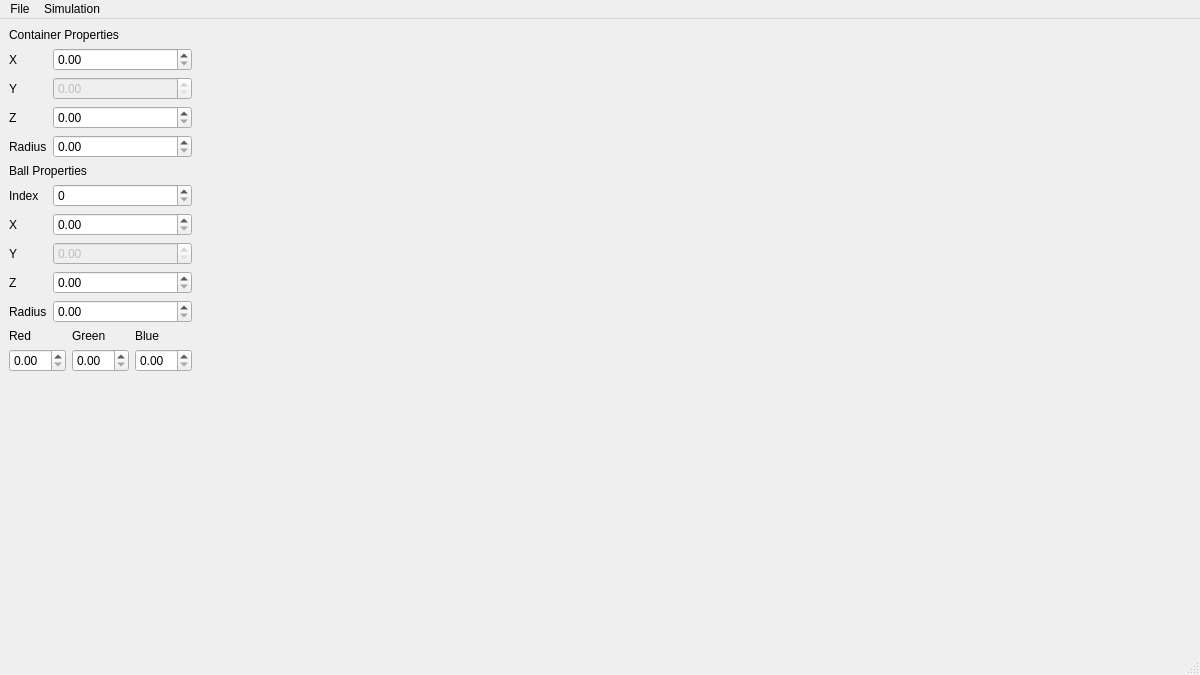
This is mainwindowform.ui in Lukrative525/Bounce as Qt 5 draws it before an edit. The edited form follows.
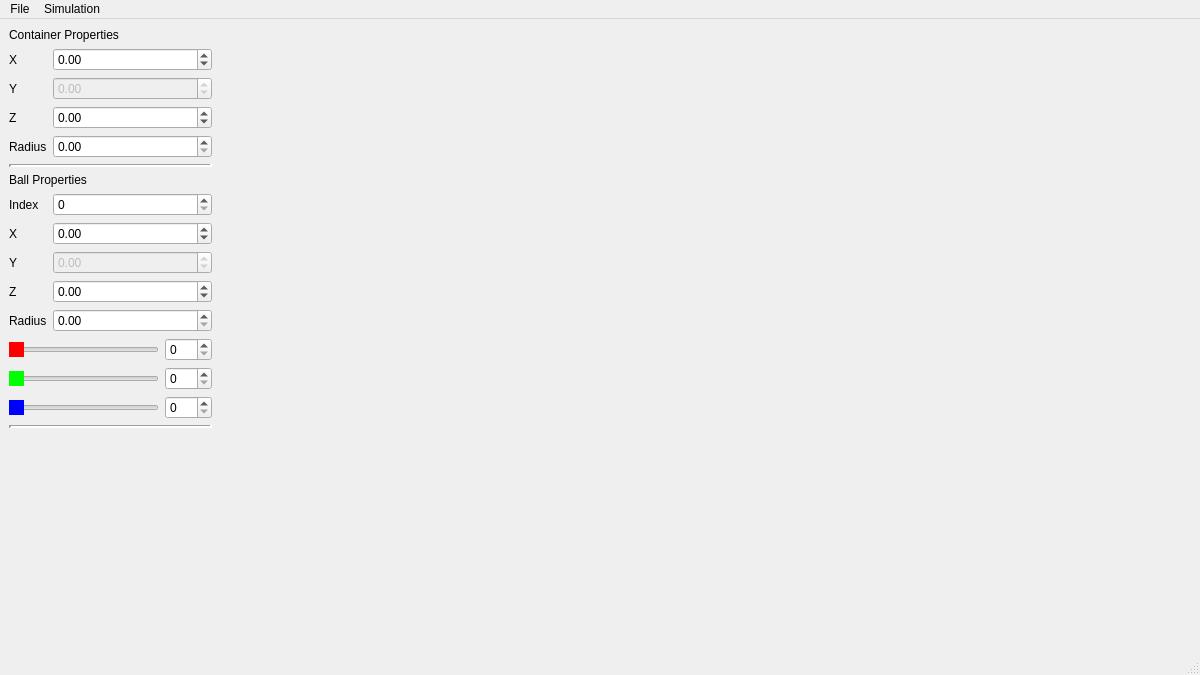
This is the edited form. Icons and pictures are not drawn.

Commit message: work on properties panel

Diff of the .ui file:
```diff
--- a/mainwindowform.ui
+++ b/mainwindowform.ui
@@ -78,13 +78,26 @@
          </widget>
         </item>
         <item row="2" column="1">
-         <widget class="QDoubleSpinBox" name="containerZDoubleSpinBox"/>
+         <widget class="QDoubleSpinBox" name="containerZDoubleSpinBox">
+          <property name="minimum">
+           <double>-100.000000000000000</double>
+          </property>
+          <property name="maximum">
+           <double>100.000000000000000</double>
+          </property>
+         </widget>
         </item>
         <item row="1" column="1">
          <widget class="QDoubleSpinBox" name="containerYDoubleSpinBox">
           <property name="enabled">
            <bool>false</bool>
           </property>
+          <property name="minimum">
+           <double>-100.000000000000000</double>
+          </property>
+          <property name="maximum">
+           <double>100.000000000000000</double>
+          </property>
          </widget>
         </item>
         <item row="0" column="1">
@@ -95,6 +108,12 @@
             <verstretch>0</verstretch>
            </sizepolicy>
           </property>
+          <property name="minimum">
+           <double>-100.000000000000000</double>
+          </property>
+          <property name="maximum">
+           <double>100.000000000000000</double>
+          </property>
          </widget>
         </item>
         <item row="3" column="0">
@@ -111,10 +130,24 @@
          </widget>
         </item>
         <item row="3" column="1">
-         <widget class="QDoubleSpinBox" name="radiusDoubleSpinBox"/>
+         <widget class="QDoubleSpinBox" name="radiusDoubleSpinBox">
+          <property name="maximum">
+           <double>10.000000000000000</double>
+          </property>
+         </widget>
         </item>
        </layout>
       </item>
+      <item>
+       <widget class="Line" name="line">
+        <property name="lineWidth">
+         <number>3</number>
+        </property>
+        <property name="orientation">
+         <enum>Qt::Orientation::Horizontal</enum>
+        </property>
+       </widget>
+      </item>
       <item>
        <widget class="QLabel" name="ballPropertiesLabel">
         <property name="text">
@@ -125,7 +158,14 @@
       <item>
        <layout class="QGridLayout" name="ballPropertiesLayout">
         <item row="3" column="1">
-         <widget class="QDoubleSpinBox" name="doubleSpinBox_4"/>
+         <widget class="QDoubleSpinBox" name="doubleSpinBox_4">
+          <property name="minimum">
+           <double>-100.000000000000000</double>
+          </property>
+          <property name="maximum">
+           <double>100.000000000000000</double>
+          </property>
+         </widget>
         </item>
         <item row="0" column="0">
          <widget class="QLabel" name="ballIndexLabel">
@@ -145,6 +185,12 @@
           <property name="enabled">
            <bool>false</bool>
           </property>
+          <property name="minimum">
+           <double>-100.000000000000000</double>
+          </property>
+          <property name="maximum">
+           <double>100.000000000000000</double>
+          </property>
          </widget>
         </item>
         <item row="3" column="0">
@@ -174,7 +220,14 @@
          </widget>
         </item>
         <item row="1" column="1">
-         <widget class="QDoubleSpinBox" name="doubleSpinBox_2"/>
+         <widget class="QDoubleSpinBox" name="doubleSpinBox_2">
+          <property name="minimum">
+           <double>-100.000000000000000</double>
+          </property>
+          <property name="maximum">
+           <double>100.000000000000000</double>
+          </property>
+         </widget>
         </item>
         <item row="2" column="0">
          <widget class="QLabel" name="ballYLabel">
@@ -190,10 +243,18 @@
          </widget>
         </item>
         <item row="0" column="1">
-         <widget class="QSpinBox" name="indexSpinBox"/>
+         <widget class="QSpinBox" name="indexSpinBox">
+          <property name="maximum">
+           <number>1000000</number>
+          </property>
+         </widget>
         </item>
         <item row="4" column="1">
-         <widget class="QDoubleSpinBox" name="doubleSpinBox_5"/>
+         <widget class="QDoubleSpinBox" name="doubleSpinBox_5">
+          <property name="maximum">
+           <double>10.000000000000000</double>
+          </property>
+         </widget>
         </item>
         <item row="4" column="0">
          <widget class="QLabel" name="ballRadiusLabel">
@@ -212,38 +273,120 @@
       </item>
       <item>
        <layout class="QGridLayout" name="ballColorLayout">
+        <item row="3" column="0">
+         <widget class="QSlider" name="blueHorizontalSlider">
+          <property name="sizePolicy">
+           <sizepolicy hsizetype="Preferred" vsizetype="Fixed">
+            <horstretch>0</horstretch>
+            <verstretch>0</verstretch>
+           </sizepolicy>
+          </property>
+          <property name="minimumSize">
+           <size>
+            <width>150</width>
+            <height>0</height>
+           </size>
+          </property>
+          <property name="styleSheet">
+           <string notr="true">QSlider::handle:horizontal {
+    background: #0000FF;
+}</string>
+          </property>
+          <property name="maximum">
+           <number>255</number>
+          </property>
+          <property name="orientation">
+           <enum>Qt::Orientation::Horizontal</enum>
+          </property>
+         </widget>
+        </item>
         <item row="0" column="1">
-         <widget class="QLabel" name="greenLabel">
-          <property name="text">
-           <string>Green</string>
+         <widget class="QSpinBox" name="redSpinBox">
+          <property name="maximum">
+           <number>255</number>
+          </property>
+         </widget>
+        </item>
+        <item row="3" column="1">
+         <widget class="QSpinBox" name="blueSpinBox">
+          <property name="maximum">
+           <number>255</number>
+          </property>
+         </widget>
+        </item>
+        <item row="2" column="0">
+         <widget class="QSlider" name="greenHorizontalSlider">
+          <property name="sizePolicy">
+           <sizepolicy hsizetype="Preferred" vsizetype="Fixed">
+            <horstretch>0</horstretch>
+            <verstretch>0</verstretch>
+           </sizepolicy>
+          </property>
+          <property name="minimumSize">
+           <size>
+            <width>150</width>
+            <height>0</height>
+           </size>
+          </property>
+          <property name="styleSheet">
+           <string notr="true">QSlider::handle:horizontal {
+    background: #00FF00;
+}</string>
+          </property>
+          <property name="maximum">
+           <number>255</number>
+          </property>
+          <property name="orientation">
+           <enum>Qt::Orientation::Horizontal</enum>
+          </property>
+         </widget>
+        </item>
+        <item row="2" column="1">
+         <widget class="QSpinBox" name="greenSpinBox">
+          <property name="maximum">
+           <number>255</number>
           </property>
          </widget>
         </item>
         <item row="0" column="0">
-         <widget class="QLabel" name="redLabel">
-          <property name="text">
-           <string>Red</string>
+         <widget class="QSlider" name="redHorizontalSlider">
+          <property name="sizePolicy">
+           <sizepolicy hsizetype="Preferred" vsizetype="Fixed">
+            <horstretch>0</horstretch>
+            <verstretch>0</verstretch>
+           </sizepolicy>
           </property>
-         </widget>
-        </item>
-        <item row="0" column="2">
-         <widget class="QLabel" name="blueLabel">
-          <property name="text">
-           <string>Blue</string>
+          <property name="minimumSize">
+           <size>
+            <width>150</width>
+            <height>0</height>
+           </size>
           </property>
+          <property name="styleSheet">
+           <string notr="true">QSlider::handle:horizontal {
+    background: #FF0000;
+}</string>
+          </property>
+          <property name="maximum">
+           <number>255</number>
+          </property>
+          <property name="orientation">
+           <enum>Qt::Orientation::Horizontal</enum>
+          </property>
          </widget>
         </item>
-        <item row="1" column="0">
-         <widget class="QDoubleSpinBox" name="redDoubleSpinBox"/>
-        </item>
-        <item row="1" column="1">
-         <widget class="QDoubleSpinBox" name="greenDoubleSpinBox"/>
-        </item>
-        <item row="1" column="2">
-         <widget class="QDoubleSpinBox" name="blueDoubleSpinBox"/>
-        </item>
        </layout>
       </item>
+      <item>
+       <widget class="Line" name="line_2">
+        <property name="lineWidth">
+         <number>3</number>
+        </property>
+        <property name="orientation">
+         <enum>Qt::Orientation::Horizontal</enum>
+        </property>
+       </widget>
+      </item>
       <item>
        <spacer name="verticalSpacer">
         <property name="orientation">
```
